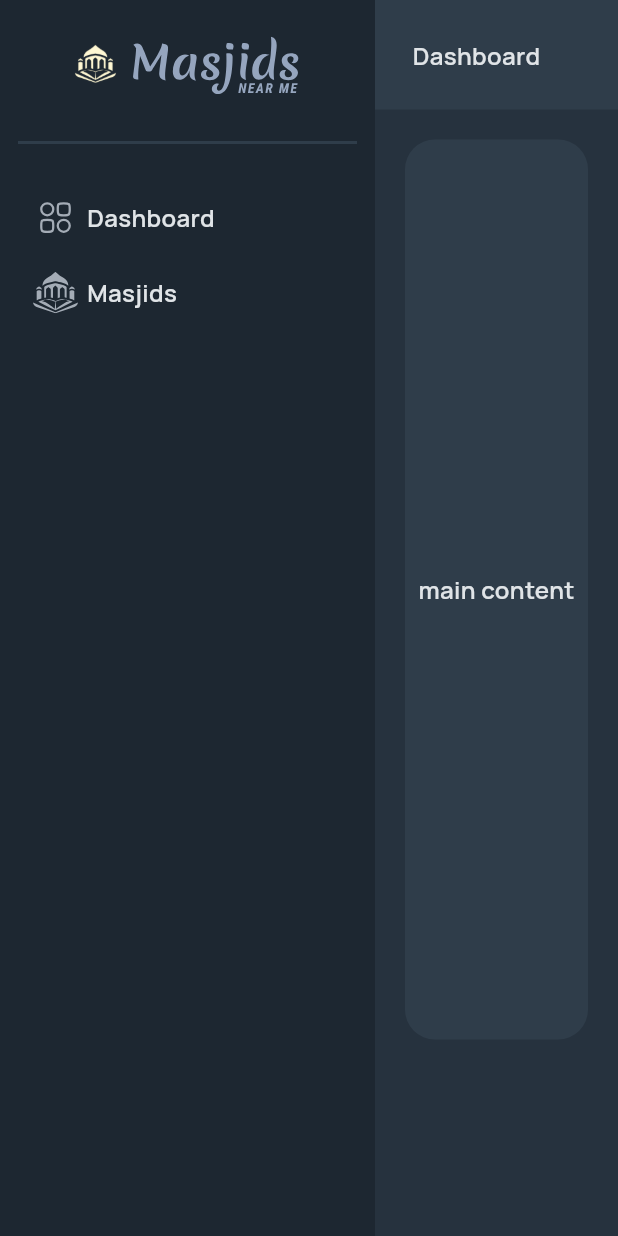
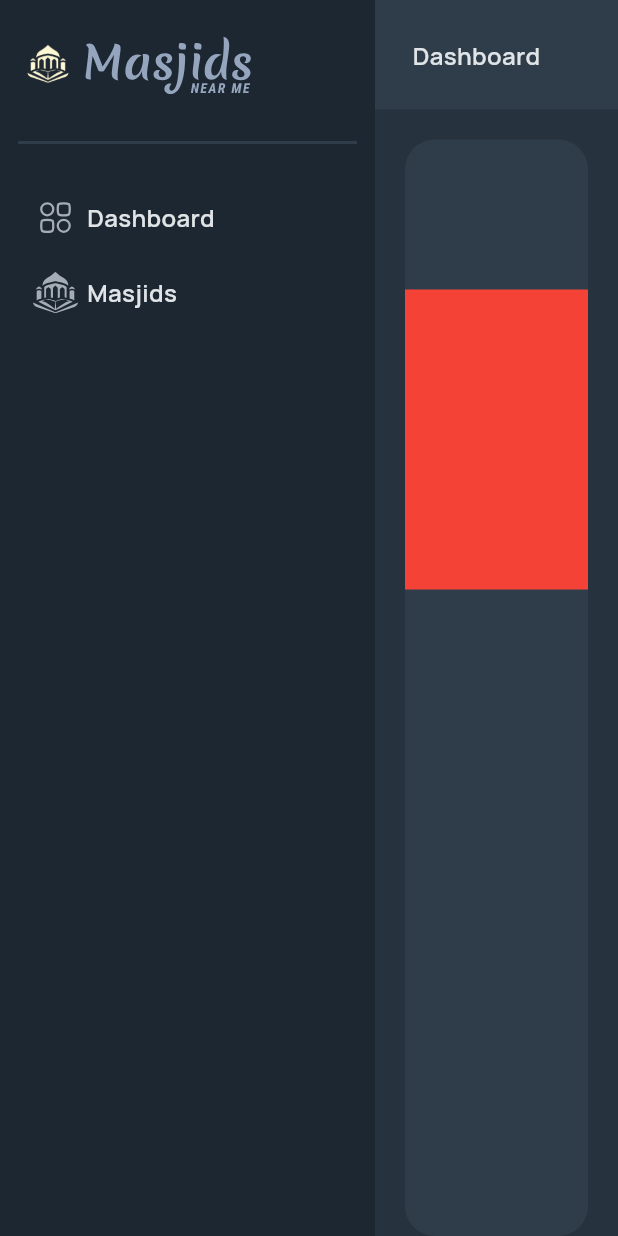
Before and after one commit to Current-Namaz/mnm-user-beta-web, a Flutter app: the HomeScreen screen opened by its route, on a phone screen of 412 x 824 dp. Run offline on Flutter 3.47's test engine with Material 3 defaults, Android fonts, the light colour scheme and no system bars; our stand-ins replace bloc, equatable, flutter_bloc, flutter_svg, hive_flutter; accounts and stored records are empty; project files that could hold a hidden picture were left out.

Commit message:
last 4 commit

```diff
--- a/lib/core/widgets/global_logo.dart
+++ b/lib/core/widgets/global_logo.dart
@@ -9,8 +9,9 @@ class GlobalLogo extends StatelessWidget {
   Widget build(BuildContext context) {
     return SizedBox(
       child: Row(
+
         crossAxisAlignment: CrossAxisAlignment.start,
-        mainAxisAlignment: MainAxisAlignment.center,
+        mainAxisAlignment: MainAxisAlignment.start,
         children: [
          CommonImage.asset(AppImages.appForGroundLogo,height: 45,width: 40,),
          const SizedBox(width: 3,),
--- a/lib/features/home/presentation/view/widgets/home_body.dart
+++ b/lib/features/home/presentation/view/widgets/home_body.dart
@@ -29,11 +29,12 @@ class HomeBody extends StatelessWidget {
             child:  const Column(
               children: [
                 HomeAppBar(title: AppStrings.dashboard),
-                Row(
-                  children: [
-                    Expanded(child: SingleChildScrollView(child: HomeContentView())),
-                  ],
-                )
+                Expanded(child: HomeContentView())
+                // Row(
+                //   children: [
+                //     Expanded(child: HomeContentView()),
+                //   ],
+                // )
               ],
             ),
           ),
--- a/lib/features/home/presentation/view/widgets/home_content_view.dart
+++ b/lib/features/home/presentation/view/widgets/home_content_view.dart
@@ -10,16 +10,30 @@ class HomeContentView extends StatelessWidget {
 
   @override
   Widget build(BuildContext context) {
-    return Flexible(
-      child: Container(
-        height: 600,
+    return Container(
       alignment: Alignment.center,
       decoration: BoxDecoration(
         borderRadius: BorderRadius.circular(r20),
         color: AppColors.secondaryColor,
       ),
       margin: const EdgeInsets.only(top: 20,left: 20,right: 20),
-        child: Text('main content',style: AppStyles.mediumStyle,),
+      child: ListView(
+        scrollDirection: Axis.vertical,
+        children: [
+          Container(
+            height: 100,
+          ),
+          Container(
+            height: 200,
+            color: Colors.red,
+          ),
+          Container(
+            height: 300,
+          ),
+          Container(
+            height: 400,
+          ),
+        ],
       ),
     );
   }
```
Lines whose indentation alone changed are shown as unchanged.
